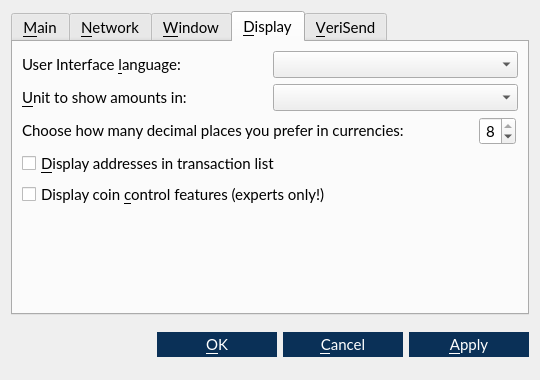
VeriConomy/vericoin, file src/qt/forms/optionsdialog.ui: the form before one commit.
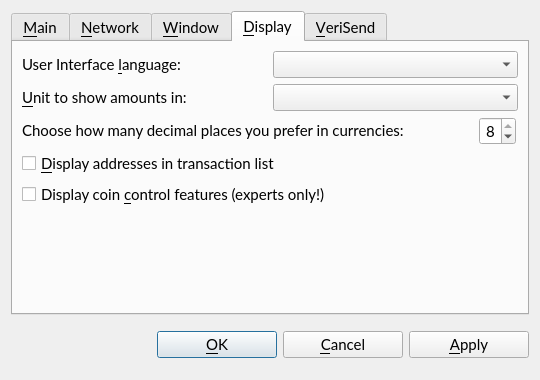
The form after the commit. Custom widgets are drawn as their Qt base class.

What changed in the file:
```diff
--- a/src/qt/forms/optionsdialog.ui
+++ b/src/qt/forms/optionsdialog.ui
@@ -664,8 +664,7 @@
         </font>
        </property>
        <property name="styleSheet">
-        <string notr="true">QPushButton { background : #0a3057; border : none; color: #FFFFFF} QPushButton:hover { background : #418BCA; } 
-QPushButton:pressed { background : #418BCA; }</string>
+        <string notr="true"/>
        </property>
        <property name="text">
         <string>&amp;OK</string>
@@ -687,8 +686,7 @@
         </font>
        </property>
        <property name="styleSheet">
-        <string notr="true">QPushButton { background : #0a3057; border : none; color: #FFFFFF} QPushButton:hover { background : #418BCA; } 
-QPushButton:pressed { background : #418BCA; }</string>
+        <string notr="true"/>
        </property>
        <property name="text">
         <string>&amp;Cancel</string>
@@ -713,8 +711,7 @@
         </font>
        </property>
        <property name="styleSheet">
-        <string notr="true">QPushButton { background : #0a3057; border : none; color: #FFFFFF} QPushButton:hover { background : #418BCA; } 
-QPushButton:pressed { background : #418BCA; }</string>
+        <string notr="true"/>
        </property>
        <property name="text">
         <string>&amp;Apply</string>
```
